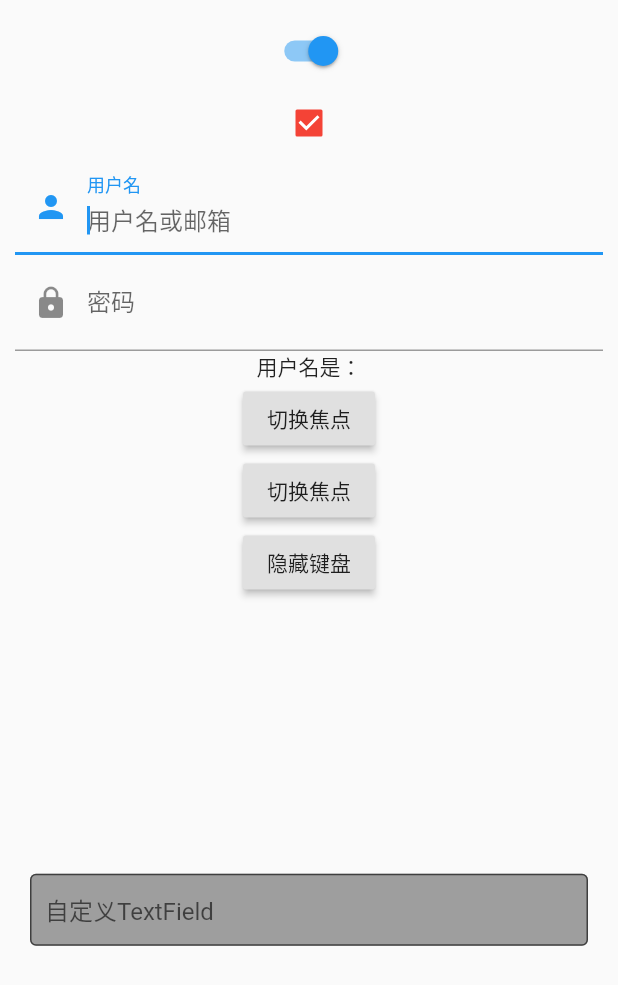
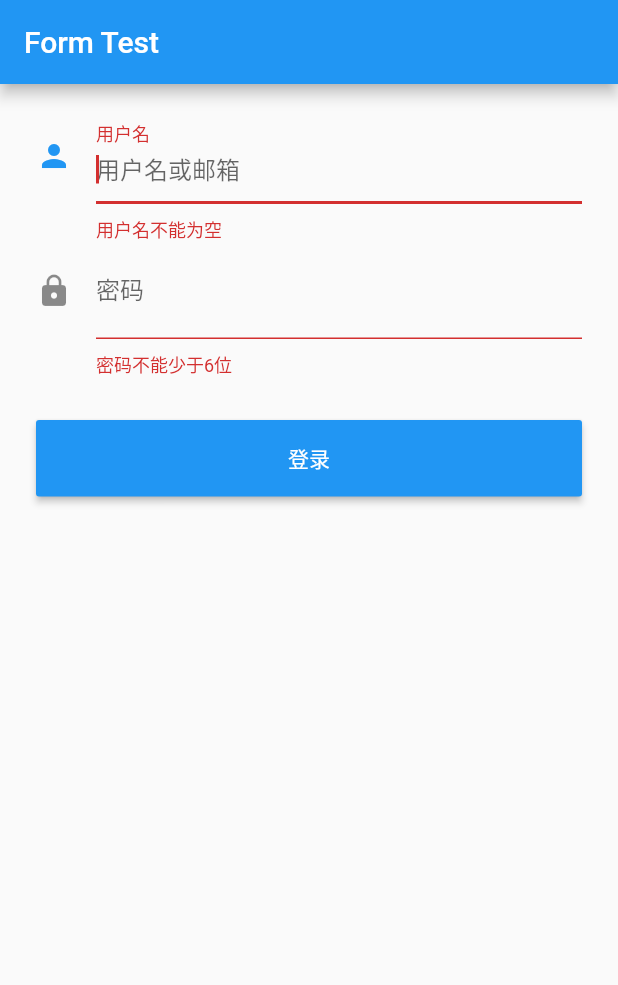
Before and after one commit to 1802343228/flutter-study, a Flutter app: the screen it shows after launch, on a phone screen of 412 x 824 dp. Shown: the top 985 px of the screen. Run offline on Flutter 3.47's test engine with Material 2 defaults, Android fonts, the phone set to English and light mode, and no system bars.

Commit message:
表单的使用

```diff
--- /dev/null
+++ b/lib/first_week/day05_table.dart
@@ -0,0 +1,76 @@
+import 'package:flutter/material.dart';
+import 'package:flutter/cupertino.dart';
+
+class Day05 extends StatefulWidget {
+  @override
+  _Day05State createState() => _Day05State();
+}
+
+class _Day05State extends State<Day05> {
+  TextEditingController _unameController = new TextEditingController();
+  TextEditingController _pwdController = new TextEditingController();
+  GlobalKey _forKey = new GlobalKey<FormState>();
+
+  @override
+  Widget build(BuildContext context) {
+    return Scaffold(
+      appBar: AppBar(
+        title:Text("Form Test"),
+      ),
+      body: Padding(
+        padding: const EdgeInsets.symmetric(vertical:16.0,horizontal:24.0),
+        child: Form(
+          key: _forKey,
+          autovalidate: true,
+          child: Column(
+            children: <Widget>[
+              TextFormField(
+                autofocus:true,
+                controller:_unameController,
+                decoration:InputDecoration(
+                  labelText: "用户名",
+                  hintText: "用户名或邮箱",
+                  icon: Icon(Icons.person)
+                ),
+                validator: (v) {
+                  return v.trim().length > 0 ?null : "用户名不能为空";
+                }
+              ),
+              TextFormField(
+                controller:_pwdController,
+                decoration:InputDecoration(
+                  labelText: "密码",
+                  hintText: "您的登录密码",
+                  icon: Icon(Icons.lock)
+                ),
+                 validator: (v) {
+                  return v.trim().length > 5 ?null : "密码不能少于6位";
+                }
+              ),
+              Padding(
+                padding: const EdgeInsets.only(top:28.0),
+                child: Row(
+                  children: <Widget>[
+                    Expanded(
+                      child: RaisedButton(
+                        padding: EdgeInsets.all(15.0),
+                        child: Text("登录"),
+                        color:Theme.of(context).primaryColor,
+                        textColor: Colors.white,
+                        onPressed: () {
+                          if((_forKey.currentState as FormState).validate()){
+
+                          }
+                        },
+                        ),
+                      ),
+                  ],
+                  ),
+                ),
+            ],
+            ),
+        ),
+        ),
+    );
+  }
+}
--- a/lib/main.dart
+++ b/lib/main.dart
@@ -2,7 +2,8 @@ import 'package:flutter/material.dart';
 //import 'package:hello/first_week/day01_button.dart';
 //import 'first_week/day02_text.dart';
 //import 'first_week/day03_image.dart';
-import 'first_week/day04_input.dart';
+//import 'first_week/day04_input.dart';
+import 'first_week/day05_table.dart';
 
 void main(){
   runApp(MyApp());
@@ -20,7 +21,7 @@ class MyApp extends StatelessWidget{
         primarySwatch: Colors.blue,
         visualDensity: VisualDensity.adaptivePlatformDensity,
       ),
-      home: Day04(),
+      home: Day05(),
       // home:Scaffold(
       //   appBar:AppBar(
       //     title:Text('Welconme to Flutter')
```
